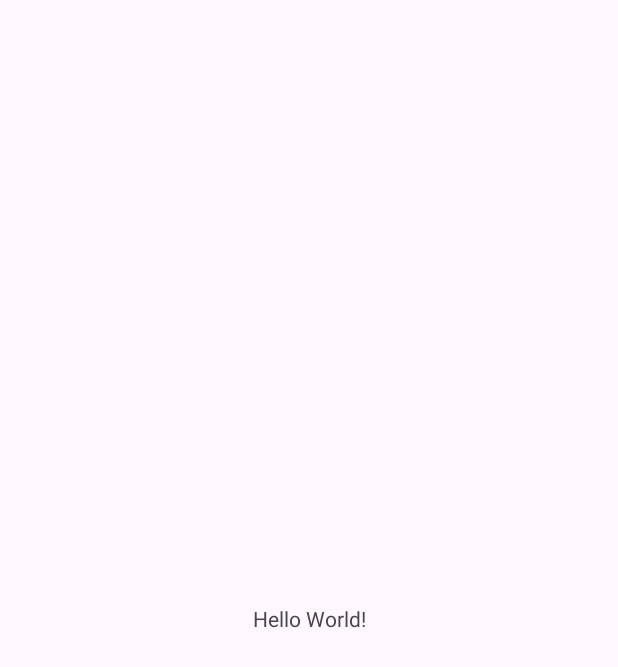
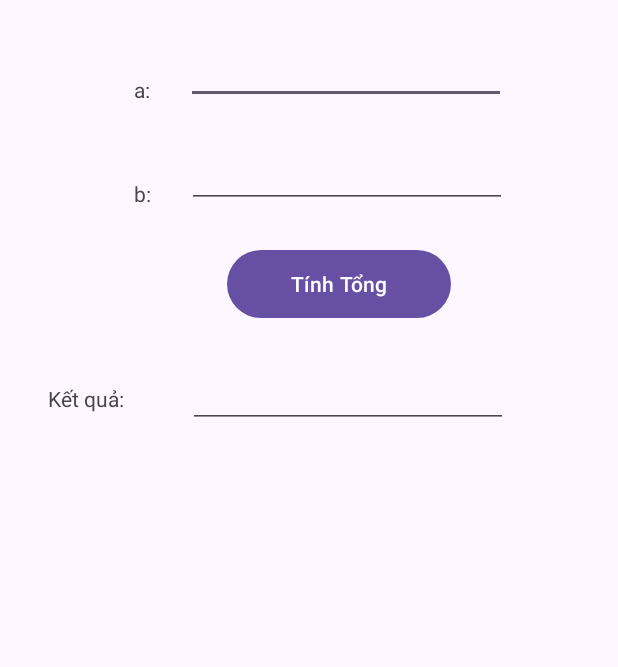
Before and after one commit to ThuHiep/63130428-AndroidProgramming, an Android app: the screen it shows after launch (MainActivity), on a phone screen of 412 x 824 dp. Before the commit the part shown is almost empty. Shown: the top 667 px of the screen. Run offline under Robolectric (Android 15) with nearby library versions, the phone set to English and light mode, and no system bars.

Commit message:
Ex3SumApp

```diff
--- a/SimpleSumApp/app/src/main/res/layout/activity_main.xml
+++ b/SimpleSumApp/app/src/main/res/layout/activity_main.xml
@@ -7,12 +7,77 @@
     tools:context=".MainActivity">
 
     <TextView
+        android:id="@+id/textView2"
         android:layout_width="wrap_content"
         android:layout_height="wrap_content"
-        android:text="Hello World!"
-        app:layout_constraintBottom_toBottomOf="parent"
-        app:layout_constraintEnd_toEndOf="parent"
+        android:layout_marginStart="89dp"
+        android:layout_marginTop="50dp"
+        android:text="a:"
         app:layout_constraintStart_toStartOf="parent"
         app:layout_constraintTop_toTopOf="parent" />
 
+    <EditText
+        android:id="@+id/edta"
+        android:layout_width="0dp"
+        android:layout_height="wrap_content"
+        android:layout_marginStart="24dp"
+        android:layout_marginTop="24dp"
+        android:ems="10"
+        android:inputType="text"
+        app:layout_constraintStart_toEndOf="@+id/textView2"
+        app:layout_constraintTop_toTopOf="parent" />
+
+    <TextView
+        android:id="@+id/textView3"
+        android:layout_width="wrap_content"
+        android:layout_height="wrap_content"
+        android:layout_marginStart="89dp"
+        android:layout_marginTop="50dp"
+        android:text="b:"
+        app:layout_constraintStart_toStartOf="parent"
+        app:layout_constraintTop_toBottomOf="@+id/textView2" />
+
+    <EditText
+        android:id="@+id/edtb"
+        android:layout_width="0dp"
+        android:layout_height="wrap_content"
+        android:layout_marginStart="24dp"
+        android:layout_marginTop="24dp"
+        android:ems="10"
+        android:inputType="text"
+        app:layout_constraintStart_toEndOf="@+id/textView3"
+        app:layout_constraintTop_toBottomOf="@+id/edta" />
+
+    <Button
+        android:id="@+id/btnCong"
+        android:layout_width="149dp"
+        android:layout_height="53dp"
+        android:layout_marginStart="169dp"
+        android:layout_marginTop="24dp"
+        android:layout_marginEnd="129dp"
+        android:text="Tính Tổng"
+        app:layout_constraintEnd_toEndOf="parent"
+        app:layout_constraintStart_toStartOf="parent"
+        app:layout_constraintTop_toBottomOf="@+id/edtb" />
+
+    <TextView
+        android:id="@+id/textView4"
+        android:layout_width="57dp"
+        android:layout_height="29dp"
+        android:layout_marginStart="32dp"
+        android:layout_marginTop="40dp"
+        android:text="Kết quả:"
+        app:layout_constraintStart_toStartOf="parent"
+        app:layout_constraintTop_toBottomOf="@+id/btnCong" />
+
+    <EditText
+        android:id="@+id/editTextText3"
+        android:layout_width="0dp"
+        android:layout_height="wrap_content"
+        android:layout_marginStart="36dp"
+        android:layout_marginTop="24dp"
+        android:ems="10"
+        android:inputType="text"
+        app:layout_constraintStart_toEndOf="@+id/textView4"
+        app:layout_constraintTop_toBottomOf="@+id/btnCong" />
 </androidx.constraintlayout.widget.ConstraintLayout>
```
